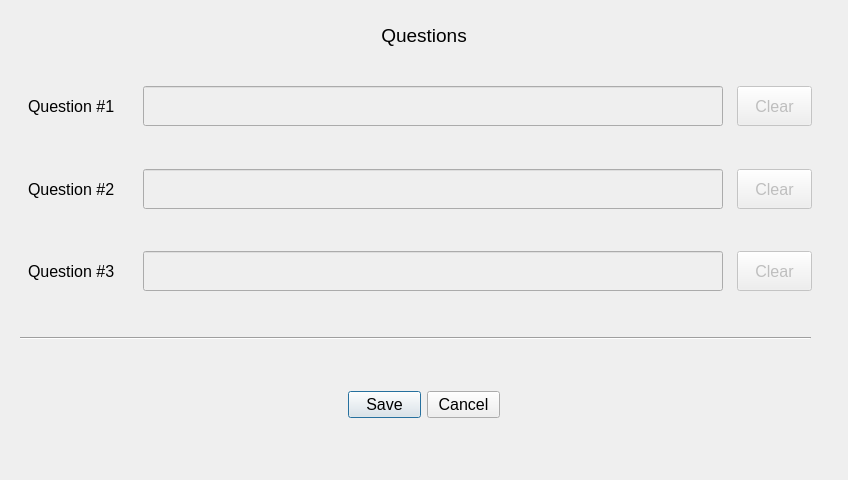
First picture: the form in Key/dlgeditquestions.ui, repository BuzzSiler/keycodebox-key, before the edit.
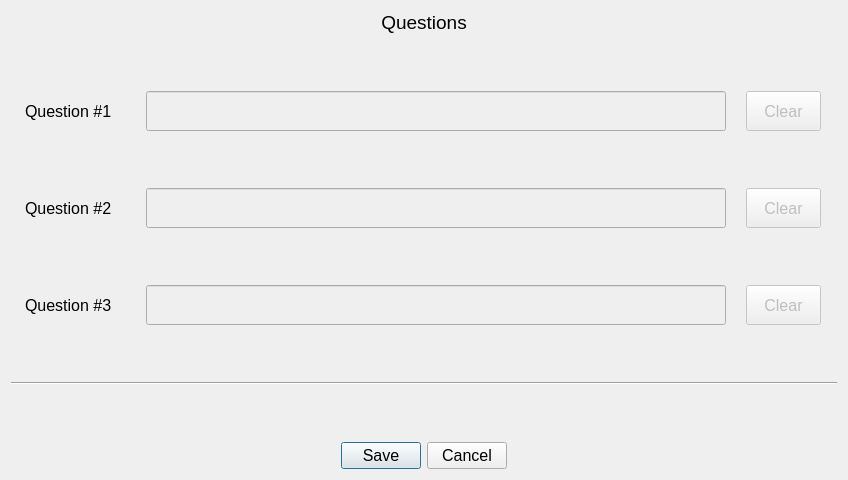
Second picture: the form after the edit. Custom widgets are drawn as their Qt base class.

```diff
--- a/Key/dlgeditquestions.ui
+++ b/Key/dlgeditquestions.ui
@@ -13,48 +13,42 @@
   <property name="windowTitle">
    <string>Edit Questions</string>
   </property>
+  <layout class="QHBoxLayout" name="horizontalLayout_6">
+   <item>
   <widget class="QWidget" name="widget" native="true">
-   <property name="geometry">
-    <rect>
-     <x>0</x>
-     <y>0</y>
-     <width>848</width>
-     <height>480</height>
-    </rect>
-   </property>
    <property name="autoFillBackground">
     <bool>true</bool>
    </property>
-   <widget class="QDialogButtonBox" name="buttonBoxQuestions">
-    <property name="geometry">
-     <rect>
-      <x>348</x>
-      <y>380</y>
-      <width>152</width>
-      <height>50</height>
-     </rect>
-    </property>
-    <property name="font">
-     <font>
-      <pointsize>12</pointsize>
-     </font>
-    </property>
+     <layout class="QVBoxLayout" name="verticalLayout">
+      <property name="leftMargin">
+       <number>0</number>
+      </property>
+      <property name="topMargin">
+       <number>0</number>
+      </property>
+      <property name="rightMargin">
+       <number>0</number>
+      </property>
+      <property name="bottomMargin">
+       <number>0</number>
+      </property>
+      <item>
+       <layout class="QHBoxLayout" name="horizontalLayout_4">
+        <item>
+         <spacer name="horizontalSpacer">
     <property name="orientation">
      <enum>Qt::Horizontal</enum>
     </property>
-    <property name="standardButtons">
-     <set>QDialogButtonBox::Cancel|QDialogButtonBox::Save</set>
-    </property>
-   </widget>
+          <property name="sizeHint" stdset="0">
+           <size>
+            <width>40</width>
+            <height>20</height>
+           </size>
+          </property>
+         </spacer>
+        </item>
+        <item>
    <widget class="QLabel" name="lblQuestionsTitle">
-    <property name="geometry">
-     <rect>
-      <x>362</x>
-      <y>20</y>
-      <width>124</width>
-      <height>30</height>
-     </rect>
-    </property>
     <property name="font">
      <font>
       <pointsize>14</pointsize>
@@ -67,28 +61,232 @@
      <set>Qt::AlignCenter</set>
     </property>
    </widget>
-   <widget class="Line" name="lnSeparator">
-    <property name="geometry">
-     <rect>
-      <x>20</x>
-      <y>330</y>
-      <width>791</width>
-      <height>16</height>
-     </rect>
-    </property>
+        </item>
+        <item>
+         <spacer name="horizontalSpacer_2">
     <property name="orientation">
      <enum>Qt::Horizontal</enum>
     </property>
-   </widget>
-   <widget class="QWidget" name="">
-    <property name="geometry">
-     <rect>
-      <x>20</x>
-      <y>250</y>
-      <width>801</width>
-      <height>42</height>
-     </rect>
-    </property>
+          <property name="sizeHint" stdset="0">
+           <size>
+            <width>40</width>
+            <height>20</height>
+           </size>
+          </property>
+         </spacer>
+        </item>
+       </layout>
+      </item>
+      <item>
+       <spacer name="verticalSpacer">
+        <property name="orientation">
+         <enum>Qt::Vertical</enum>
+        </property>
+        <property name="sizeHint" stdset="0">
+         <size>
+          <width>20</width>
+          <height>41</height>
+         </size>
+        </property>
+       </spacer>
+      </item>
+      <item>
+       <layout class="QHBoxLayout" name="horizontalLayout_3">
+        <item>
+         <widget class="QLabel" name="lblQuestion1">
+          <property name="minimumSize">
+           <size>
+            <width>101</width>
+            <height>40</height>
+           </size>
+          </property>
+          <property name="maximumSize">
+           <size>
+            <width>101</width>
+            <height>40</height>
+           </size>
+          </property>
+          <property name="font">
+           <font>
+            <pointsize>12</pointsize>
+           </font>
+          </property>
+          <property name="text">
+           <string>Question #1</string>
+          </property>
+         </widget>
+        </item>
+        <item>
+         <widget class="CClickableLineEdit" name="edtQuestion1">
+          <property name="enabled">
+           <bool>false</bool>
+          </property>
+          <property name="minimumSize">
+           <size>
+            <width>580</width>
+            <height>40</height>
+           </size>
+          </property>
+          <property name="maximumSize">
+           <size>
+            <width>580</width>
+            <height>40</height>
+           </size>
+          </property>
+          <property name="font">
+           <font>
+            <pointsize>12</pointsize>
+           </font>
+          </property>
+          <property name="maxLength">
+           <number>100</number>
+          </property>
+          <property name="readOnly">
+           <bool>true</bool>
+          </property>
+         </widget>
+        </item>
+        <item>
+         <widget class="QPushButton" name="clrQuestion1">
+          <property name="enabled">
+           <bool>false</bool>
+          </property>
+          <property name="minimumSize">
+           <size>
+            <width>75</width>
+            <height>40</height>
+           </size>
+          </property>
+          <property name="maximumSize">
+           <size>
+            <width>75</width>
+            <height>40</height>
+           </size>
+          </property>
+          <property name="font">
+           <font>
+            <pointsize>12</pointsize>
+           </font>
+          </property>
+          <property name="text">
+           <string>Clear</string>
+          </property>
+         </widget>
+        </item>
+       </layout>
+      </item>
+      <item>
+       <spacer name="verticalSpacer_2">
+        <property name="orientation">
+         <enum>Qt::Vertical</enum>
+        </property>
+        <property name="sizeHint" stdset="0">
+         <size>
+          <width>20</width>
+          <height>41</height>
+         </size>
+        </property>
+       </spacer>
+      </item>
+      <item>
+       <layout class="QHBoxLayout" name="horizontalLayout_2">
+        <item>
+         <widget class="QLabel" name="lblQuestion2">
+          <property name="minimumSize">
+           <size>
+            <width>101</width>
+            <height>40</height>
+           </size>
+          </property>
+          <property name="maximumSize">
+           <size>
+            <width>101</width>
+            <height>40</height>
+           </size>
+          </property>
+          <property name="font">
+           <font>
+            <pointsize>12</pointsize>
+           </font>
+          </property>
+          <property name="text">
+           <string>Question #2</string>
+          </property>
+         </widget>
+        </item>
+        <item>
+         <widget class="CClickableLineEdit" name="edtQuestion2">
+          <property name="enabled">
+           <bool>false</bool>
+          </property>
+          <property name="minimumSize">
+           <size>
+            <width>580</width>
+            <height>40</height>
+           </size>
+          </property>
+          <property name="maximumSize">
+           <size>
+            <width>580</width>
+            <height>40</height>
+           </size>
+          </property>
+          <property name="font">
+           <font>
+            <pointsize>12</pointsize>
+           </font>
+          </property>
+          <property name="text">
+           <string/>
+          </property>
+          <property name="maxLength">
+           <number>100</number>
+          </property>
+         </widget>
+        </item>
+        <item>
+         <widget class="QPushButton" name="clrQuestion2">
+          <property name="enabled">
+           <bool>false</bool>
+          </property>
+          <property name="minimumSize">
+           <size>
+            <width>75</width>
+            <height>40</height>
+           </size>
+          </property>
+          <property name="maximumSize">
+           <size>
+            <width>75</width>
+            <height>40</height>
+           </size>
+          </property>
+          <property name="font">
+           <font>
+            <pointsize>12</pointsize>
+           </font>
+          </property>
+          <property name="text">
+           <string>Clear</string>
+          </property>
+         </widget>
+        </item>
+       </layout>
+      </item>
+      <item>
+       <spacer name="verticalSpacer_3">
+        <property name="orientation">
+         <enum>Qt::Vertical</enum>
+        </property>
+        <property name="sizeHint" stdset="0">
+         <size>
+          <width>20</width>
+          <height>40</height>
+         </size>
+        </property>
+       </spacer>
+      </item>
+      <item>
     <layout class="QHBoxLayout" name="horizontalLayout">
      <item>
       <widget class="QLabel" name="lblQuestion3">
@@ -175,194 +373,92 @@
       </widget>
      </item>
     </layout>
-   </widget>
-   <widget class="QWidget" name="">
-    <property name="geometry">
-     <rect>
-      <x>20</x>
-      <y>168</y>
-      <width>801</width>
-      <height>42</height>
-     </rect>
-    </property>
-    <layout class="QHBoxLayout" name="horizontalLayout_2">
+      </item>
      <item>
-      <widget class="QLabel" name="lblQuestion2">
-       <property name="minimumSize">
-        <size>
-         <width>101</width>
-         <height>40</height>
-        </size>
-       </property>
-       <property name="maximumSize">
+       <spacer name="verticalSpacer_4">
+        <property name="orientation">
+         <enum>Qt::Vertical</enum>
+        </property>
+        <property name="sizeHint" stdset="0">
         <size>
-         <width>101</width>
-         <height>40</height>
-        </size>
-       </property>
-       <property name="font">
-        <font>
-         <pointsize>12</pointsize>
-        </font>
-       </property>
-       <property name="text">
-        <string>Question #2</string>
-       </property>
-      </widget>
+          <width>20</width>
+          <height>41</height>
+         </size>
+        </property>
+       </spacer>
      </item>
      <item>
-      <widget class="CClickableLineEdit" name="edtQuestion2">
-       <property name="enabled">
-        <bool>false</bool>
-       </property>
-       <property name="minimumSize">
-        <size>
-         <width>580</width>
-         <height>40</height>
-        </size>
-       </property>
-       <property name="maximumSize">
-        <size>
-         <width>580</width>
-         <height>40</height>
-        </size>
-       </property>
-       <property name="font">
-        <font>
-         <pointsize>12</pointsize>
-        </font>
-       </property>
-       <property name="text">
-        <string/>
-       </property>
-       <property name="maxLength">
-        <number>100</number>
-       </property>
+       <widget class="Line" name="lnSeparator">
+        <property name="orientation">
+         <enum>Qt::Horizontal</enum>
+        </property>
       </widget>
      </item>
      <item>
-      <widget class="QPushButton" name="clrQuestion2">
-       <property name="enabled">
-        <bool>false</bool>
-       </property>
-       <property name="minimumSize">
+       <spacer name="verticalSpacer_5">
+        <property name="orientation">
+         <enum>Qt::Vertical</enum>
+        </property>
+        <property name="sizeHint" stdset="0">
         <size>
-         <width>75</width>
-         <height>40</height>
-        </size>
-       </property>
-       <property name="maximumSize">
-        <size>
-         <width>75</width>
-         <height>40</height>
-        </size>
-       </property>
-       <property name="font">
-        <font>
-         <pointsize>12</pointsize>
-        </font>
-       </property>
-       <property name="text">
-        <string>Clear</string>
-       </property>
-      </widget>
-     </item>
-    </layout>
-   </widget>
-   <widget class="QWidget" name="">
-    <property name="geometry">
-     <rect>
-      <x>20</x>
-      <y>85</y>
-      <width>801</width>
-      <height>42</height>
-     </rect>
-    </property>
-    <layout class="QHBoxLayout" name="horizontalLayout_3">
+          <width>20</width>
+          <height>41</height>
+         </size>
+        </property>
+       </spacer>
+      </item>
      <item>
-      <widget class="QLabel" name="lblQuestion1">
-       <property name="minimumSize">
-        <size>
-         <width>101</width>
-         <height>40</height>
-        </size>
-       </property>
-       <property name="maximumSize">
+       <layout class="QHBoxLayout" name="horizontalLayout_5">
+        <item>
+         <spacer name="horizontalSpacer_3">
+          <property name="orientation">
+           <enum>Qt::Horizontal</enum>
+          </property>
+          <property name="sizeHint" stdset="0">
         <size>
-         <width>101</width>
-         <height>40</height>
-        </size>
-       </property>
-       <property name="font">
-        <font>
-         <pointsize>12</pointsize>
-        </font>
-       </property>
-       <property name="text">
-        <string>Question #1</string>
-       </property>
-      </widget>
+            <width>40</width>
+            <height>20</height>
+           </size>
+          </property>
+         </spacer>
      </item>
      <item>
-      <widget class="CClickableLineEdit" name="edtQuestion1">
-       <property name="enabled">
-        <bool>false</bool>
-       </property>
-       <property name="minimumSize">
-        <size>
-         <width>580</width>
-         <height>40</height>
-        </size>
-       </property>
-       <property name="maximumSize">
-        <size>
-         <width>580</width>
-         <height>40</height>
-        </size>
-       </property>
+         <widget class="QDialogButtonBox" name="buttonBoxQuestions">
        <property name="font">
         <font>
          <pointsize>12</pointsize>
         </font>
        </property>
-       <property name="maxLength">
-        <number>100</number>
-       </property>
-       <property name="readOnly">
+          <property name="orientation">
+           <enum>Qt::Horizontal</enum>
+          </property>
+          <property name="standardButtons">
+           <set>QDialogButtonBox::Cancel|QDialogButtonBox::Save</set>
+          </property>
+          <property name="centerButtons">
         <bool>true</bool>
        </property>
       </widget>
      </item>
      <item>
-      <widget class="QPushButton" name="clrQuestion1">
-       <property name="enabled">
-        <bool>false</bool>
-       </property>
-       <property name="minimumSize">
+         <spacer name="horizontalSpacer_4">
+          <property name="orientation">
+           <enum>Qt::Horizontal</enum>
+          </property>
+          <property name="sizeHint" stdset="0">
         <size>
-         <width>75</width>
-         <height>40</height>
-        </size>
-       </property>
-       <property name="maximumSize">
-        <size>
-         <width>75</width>
-         <height>40</height>
-        </size>
-       </property>
-       <property name="font">
-        <font>
-         <pointsize>12</pointsize>
-        </font>
-       </property>
-       <property name="text">
-        <string>Clear</string>
-       </property>
-      </widget>
-     </item>
-    </layout>
-   </widget>
-  </widget>
+            <width>40</width>
+            <height>20</height>
+           </size>
+          </property>
+         </spacer>
+        </item>
+       </layout>
+      </item>
+     </layout>
+    </widget>
+   </item>
+  </layout>
  </widget>
  <customwidgets>
   <customwidget>
```
Lines whose indentation alone changed are shown as unchanged.
